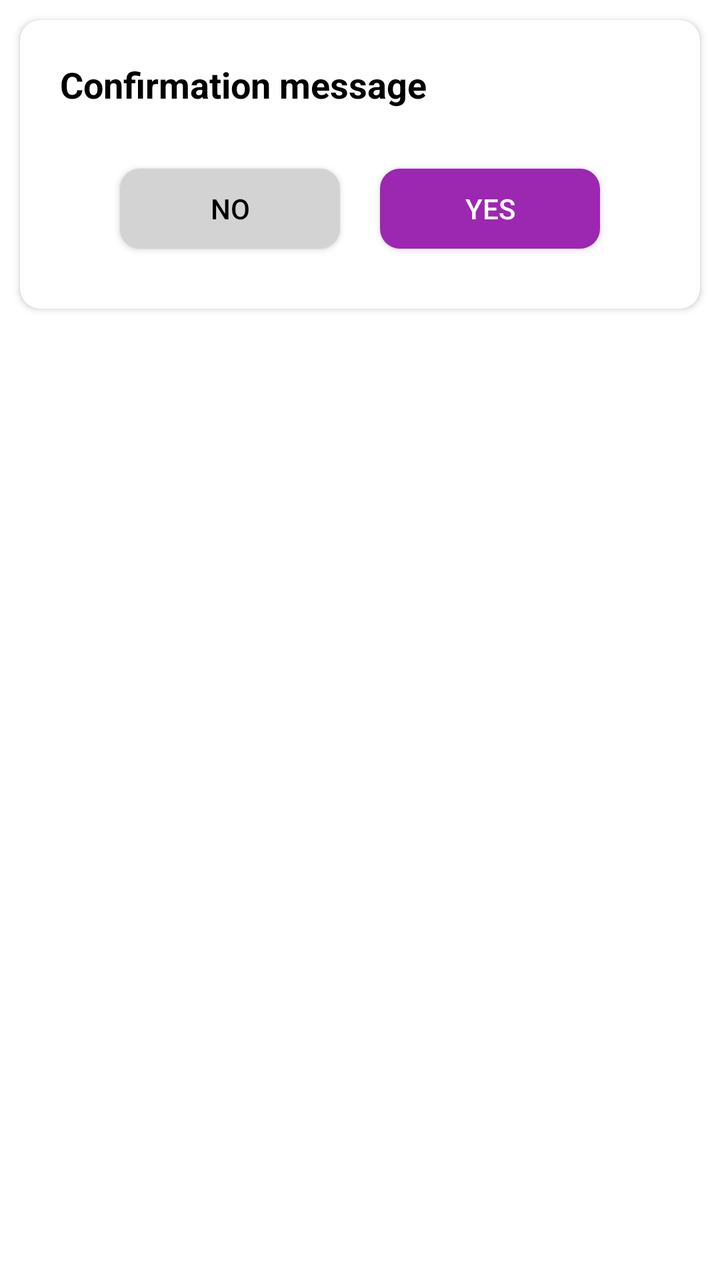
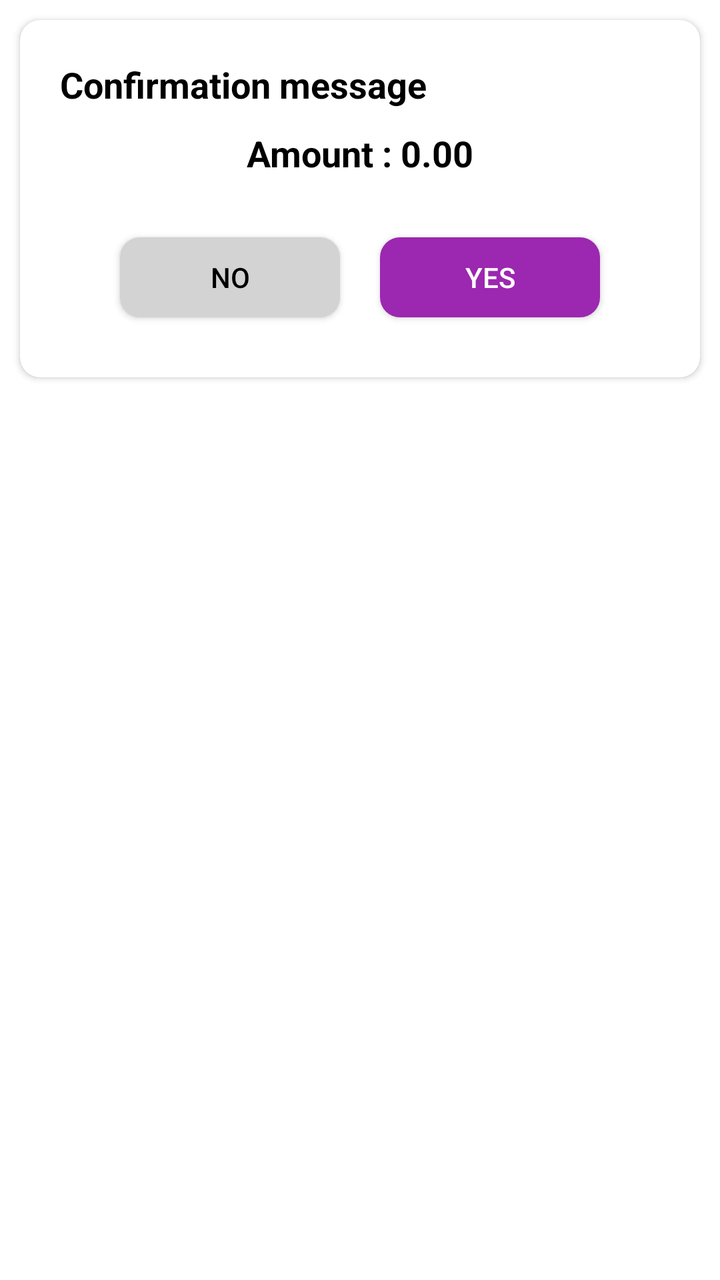

Screens rendered from an Android XML layout before and after an edit, with the pre-edit source and the edit as a unified diff.
<!-- AndroidManifest.xml: application theme MyTheme -->
<!-- res/layout/dialog_confirm.xml -->
<?xml version="1.0" encoding="utf-8"?>
<LinearLayout xmlns:android="http://schemas.android.com/apk/res/android"
    xmlns:app="http://schemas.android.com/apk/res-auto"
    xmlns:tools="http://schemas.android.com/tools"
    android:layout_width="match_parent"
    android:layout_height="match_parent"
    android:orientation="vertical">

    <androidx.cardview.widget.CardView
        android:layout_width="match_parent"
        android:layout_height="wrap_content"
        android:layout_margin="10dp"
        app:cardCornerRadius="10dp">

        <LinearLayout
            android:layout_width="match_parent"
            android:layout_height="match_parent"
            android:orientation="vertical"
            android:padding="20dp">

            <TextView
                android:id="@+id/tvName"
                android:layout_width="match_parent"
                android:layout_height="wrap_content"
                android:gravity="start"
                android:lineSpacingExtra="2dp"
                android:text="Confirmation message"
                android:textColor="@color/black"
                android:textSize="18sp"
                android:textStyle="bold" />

            <com.google.android.material.textfield.TextInputLayout
                android:id="@+id/tilDamageAmount"
                style="@style/Widget.MaterialComponents.TextInputLayout.OutlinedBox"
                android:layout_width="match_parent"
                android:layout_height="wrap_content"
                android:layout_marginStart="30dp"
                android:layout_marginEnd="30dp"
                android:layout_marginTop="10dp"
                android:hint="Dageme Amount"
                android:textColorHint="#646463"
                android:theme="@style/Cursor"
                app:boxCornerRadiusBottomEnd="10dp"
                app:boxCornerRadiusBottomStart="10dp"
                app:boxCornerRadiusTopEnd="10dp"
                app:boxCornerRadiusTopStart="10dp"
                app:boxStrokeColor="@color/toolbarColor"
                app:cursorColor="@color/toolbarColor"
                app:endIconMode="clear_text"
                app:endIconTint="@color/toolbarColor"
                app:hintTextColor="#646463"
                android:visibility="gone"
                >

                <com.google.android.material.textfield.TextInputEditText
                    android:id="@+id/edDamageAmount"
                    android:layout_width="match_parent"
                    android:layout_height="wrap_content"
                    android:inputType="numberDecimal"
                    android:singleLine="true"
                    />

            </com.google.android.material.textfield.TextInputLayout>

            <com.google.android.material.textfield.TextInputLayout
                android:id="@+id/tilCommissionAmount"
                style="@style/Widget.MaterialComponents.TextInputLayout.OutlinedBox"
                android:layout_width="match_parent"
                android:layout_height="wrap_content"
                android:layout_marginStart="30dp"
                android:layout_marginEnd="30dp"
                android:layout_marginTop="10dp"
                android:hint="Commission Amount"
                android:textColorHint="#646463"
                android:theme="@style/Cursor"
                app:boxCornerRadiusBottomEnd="10dp"
                app:boxCornerRadiusBottomStart="10dp"
                app:boxCornerRadiusTopEnd="10dp"
                app:boxCornerRadiusTopStart="10dp"
                app:boxStrokeColor="@color/toolbarColor"
                app:cursorColor="@color/toolbarColor"
                app:endIconMode="clear_text"
                app:endIconTint="@color/toolbarColor"
                app:hintTextColor="#646463"
                android:visibility="gone"
                >

                <com.google.android.material.textfield.TextInputEditText
                    android:id="@+id/edCommissionAmount"
                    android:layout_width="match_parent"
                    android:layout_height="wrap_content"
                    android:inputType="numberDecimal"
                    android:singleLine="true"
                    />

            </com.google.android.material.textfield.TextInputLayout>

            <com.google.android.material.textfield.TextInputLayout
                android:id="@+id/tilCashAmount"
                style="@style/Widget.MaterialComponents.TextInputLayout.OutlinedBox"
                android:layout_width="match_parent"
                android:layout_height="wrap_content"
                android:layout_marginStart="30dp"
                android:layout_marginEnd="30dp"
                android:layout_marginTop="10dp"
                android:hint="Cash Amount"
                android:textColorHint="#646463"
                android:theme="@style/Cursor"
                app:boxCornerRadiusBottomEnd="10dp"
                app:boxCornerRadiusBottomStart="10dp"
                app:boxCornerRadiusTopEnd="10dp"
                app:boxCornerRadiusTopStart="10dp"
                app:boxStrokeColor="@color/toolbarColor"
                app:cursorColor="@color/toolbarColor"
                app:endIconMode="clear_text"
                app:endIconTint="@color/toolbarColor"
                app:hintTextColor="#646463"
                android:visibility="gone"
                >

                <com.google.android.material.textfield.TextInputEditText
                    android:id="@+id/edCashAmount"
                    android:layout_width="match_parent"
                    android:layout_height="wrap_content"
                    android:inputType="numberDecimal"
                    android:singleLine="true"
                    />

            </com.google.android.material.textfield.TextInputLayout>


            <LinearLayout
                android:layout_width="match_parent"
                android:layout_height="wrap_content"
                android:orientation="horizontal"
                android:paddingTop="20dp"
                android:paddingStart="20dp"
                android:layout_marginEnd="20dp"
                >

                <androidx.appcompat.widget.AppCompatButton
                    android:id="@+id/buttonNo"
                    android:layout_width="match_parent"
                    android:layout_height="40dp"
                    android:layout_margin="10dp"
                    android:layout_weight="1"
                    android:background="@drawable/button_no"
                    android:enabled="true"
                    android:text="No"
                    android:textColor="@color/black"
                    tools:ignore="TouchTargetSizeCheck" />

                <androidx.appcompat.widget.AppCompatButton
                    android:id="@+id/buttonYes"
                    android:layout_width="match_parent"
                    android:layout_height="40dp"
                    android:layout_margin="10dp"
                    android:layout_weight="1"
                    android:background="@drawable/button_yes"
                    android:enabled="true"
                    android:text="Yes"
                    android:textColor="@drawable/button_tc"
                    tools:ignore="TouchTargetSizeCheck" />

            </LinearLayout>

        </LinearLayout>


    </androidx.cardview.widget.CardView>

</LinearLayout>
<!-- resources referenced by this layout -->
<resources>
  <color name="black">#FF000000</color>
  <color name="toolbarColor">#9C27B0</color>
  <!-- drawable button_no (drawable) -->
  <?xml version="1.0" encoding="utf-8"?>
  <ripple xmlns:android="http://schemas.android.com/apk/res/android"
      android:color="@color/white">
  
      <item>
          <selector>
              <item android:state_enabled="true">
                  <shape android:shape="rectangle">
                      <solid android:color="#D3D3D3"/>
                      <corners android:radius="10dp"/>
                  </shape>
              </item>
  
              <item android:state_enabled="false">
                  <shape android:shape="rectangle">
                      <solid android:color="#34000000"/>
                      <corners android:radius="10dp"/>
                  </shape>
              </item>
          </selector>
      </item>
  
  </ripple>
  <!-- drawable button_tc (drawable) -->
  <?xml version="1.0" encoding="utf-8"?>
  <selector xmlns:android="http://schemas.android.com/apk/res/android">
  
      <item android:color="@color/white" android:state_enabled="true" />
      <item android:color="#626567" android:state_enabled="false" />
  
  </selector>
  <!-- drawable button_yes (drawable) -->
  <?xml version="1.0" encoding="utf-8"?>
  <ripple xmlns:android="http://schemas.android.com/apk/res/android"
      android:color="@color/white">
  
      <item>
          <selector>
              <item android:state_enabled="true">
                  <shape android:shape="rectangle">
                      <solid android:color="@color/toolbarColor"/>
                      <corners android:radius="10dp"/>
                  </shape>
              </item>
  
              <item android:state_enabled="false">
                  <shape android:shape="rectangle">
                      <solid android:color="#34000000"/>
                      <corners android:radius="10dp"/>
                  </shape>
              </item>
          </selector>
      </item>
  
  </ripple>
  <style name="Cursor" parent="">
          <item name="android:textCursorDrawable">@drawable/cursor</item>
      </style>
  <style name="MyTheme" parent="Theme.MaterialComponents.Light.NoActionBar">
          <item name="android:forceDarkAllowed" tools:ignore="NewApi">false</item>
      </style>
  <color name="white">#FFFFFFFF</color>
  <!-- drawable cursor (drawable) -->
  <?xml version="1.0" encoding="utf-8"?>
  <layer-list xmlns:android="http://schemas.android.com/apk/res/android">
  
      <item
          android:bottom="3dp"
          android:top="3dp"
          >
          <shape android:shape="rectangle">
              <solid android:color="#000000" />
              <size android:width="1.5dp"/>
          </shape>
  
      </item>
  
  </layer-list>
</resources>

<!-- the commit's change to res/layout/dialog_confirm.xml (unified diff, before → after) -->
@@ -28,6 +28,18 @@
                 android:textColor="@color/black"
                 android:textSize="18sp"
                 android:textStyle="bold" />
+
+            <TextView
+                android:id="@+id/tvNetAmount"
+                android:layout_width="match_parent"
+                android:layout_height="wrap_content"
+                android:gravity="center"
+                android:lineSpacingExtra="2dp"
+                android:text="Amount : 0.00"
+                android:textColor="@color/black"
+                android:textSize="18sp"
+                android:textStyle="bold"
+                android:layout_marginTop="10dp"/>
 
             <com.google.android.material.textfield.TextInputLayout
                 android:id="@+id/tilDamageAmount"
